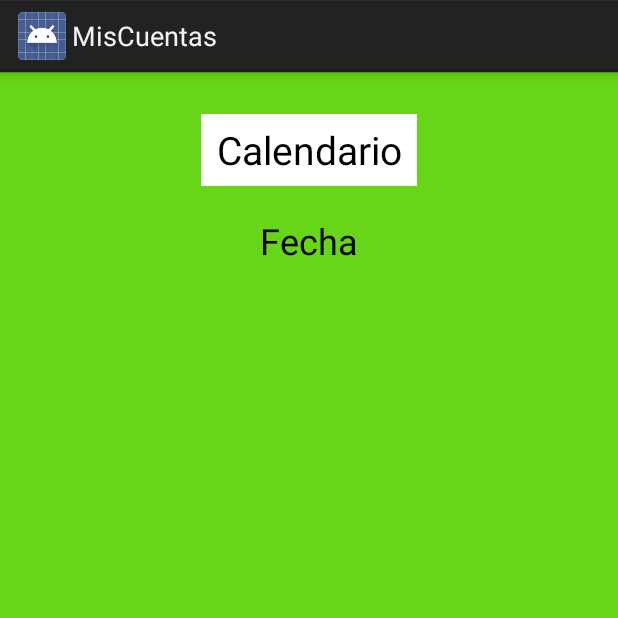
After one commit to bettybonillap/MisCuentas, an Android app: the ConsultaActivity screen opened directly, with no data from a screen before it, on a phone screen of 412 x 824 dp, the top half of it. The commit adds this screen. Run offline under Robolectric (Android 15) with nearby library versions, the phone set to English and light mode, and no system bars; 1 statement that could not run was skipped.

Commit message:
Consulta de transacciones agregada

```diff
--- a/app/build.gradle
+++ b/app/build.gradle
@@ -24,4 +24,5 @@ dependencies {
     testImplementation 'junit:junit:4.12'
     androidTestImplementation 'com.android.support.test:runner:1.0.1'
     androidTestImplementation 'com.android.support.test.espresso:espresso-core:3.0.1'
+    compile 'com.android.support:support-annotations:25.4.0'
 }
--- /dev/null
+++ b/app/src/main/java/com/example/beatr/miscuentas/ConsultaActivity.java
@@ -0,0 +1,109 @@
+package com.example.beatr.miscuentas;
+
+import android.app.Activity;
+import android.content.Intent;
+import android.os.Bundle;
+import android.util.Log;
+import android.view.View;
+import android.widget.Button;
+import android.widget.ListView;
+import android.widget.TextView;
+
+import java.util.ArrayList;
+
+public class ConsultaActivity extends Activity {
+    private TextView date;
+    public ArrayList<Anio> anios;
+    private Button calendar;
+    private CuentasAdapter cuentasAdapter;
+    private ListView listView;
+
+    @Override
+    protected void onCreate(Bundle savedInstanceState) {
+        super.onCreate(savedInstanceState);
+        setContentView(R.layout.activity_consulta);
+        anios=new ArrayList<Anio>();
+        anios= getIntent().getParcelableArrayListExtra("aniolist");
+        date=(TextView)findViewById(R.id.fecha);
+        calendar=(Button)findViewById(R.id.calendario);
+        listView=(ListView) findViewById(R.id.listView);
+        cuentasAdapter= new CuentasAdapter(this, R.layout.cuentas_transacciones_layout, new ArrayList<Transaccion>());
+        listView.setAdapter(cuentasAdapter);
+
+        if(anios.size()!=0){
+
+
+        }else{
+            //return;
+        }
+    }
+
+    private final int REQUEST_CODE=7007;
+
+    public void openCalendar(View view){
+        Intent intent=new Intent(ConsultaActivity.this,CalendarActivity.class);
+        startActivityForResult(intent,REQUEST_CODE);
+    }
+
+    protected void onActivityResult(int requestCode, int resultCode, Intent data) {
+        if(resultCode==RESULT_OK && requestCode==REQUEST_CODE){
+            if(data.hasExtra("date")){
+                //Persona p1=(Persona)data.getSerializableExtra("persona");
+                String fecha= data.getStringExtra("date");
+                date.setText(fecha);
+                int anioA=Integer.parseInt(fecha.substring(fecha.lastIndexOf('/')+1,fecha.length()));
+                int mesA=Integer.parseInt(fecha.substring(fecha.indexOf('/')+1,fecha.lastIndexOf('/')));
+                int diaA=Integer.parseInt(fecha.substring(0,fecha.indexOf('/')));
+                cuentasAdapter.clear();
+                ArrayList<Transaccion> transacciones=findTransacciones(anioA,mesA,diaA);
+                if(transacciones.size()!=0){
+                    for(Transaccion tra:transacciones) {
+                        cuentasAdapter.add(tra);
+                    }
+                }
+
+            }
+        }
+    }
+
+    public ArrayList<Transaccion> findTransacciones(int anioA,int mesA,int diaA){
+        int semanaA=0;
+        switch (diaA){ //saber que semana es
+            case 1: case 2: case 3: case 4: case 5: case 6: case 7:
+                semanaA=1;
+                break;
+            case 8: case 9: case 10: case 11: case 12: case 13: case 14:
+                semanaA=2;
+                break;
+            case 15: case 16: case 17: case 18: case 19: case 20: case 21:
+                semanaA=3;
+                break;
+            case 22: case 23: case 24: case 25: case 26: case 27: case 28:
+                semanaA=4;
+                break;
+            case 29: case 30: case 31:
+                semanaA=5;
+                break;
+        }
+
+        ArrayList<Transaccion> transacciones=new ArrayList<Transaccion>();
+        for (Anio an : anios) {
+            if (an.anio == anioA) {
+                for (Mes me : an.meses) {
+                    if (me.mes == mesA) {
+                        for (Semana sem : me.semanas) {
+                            if (sem.semana == semanaA) {
+                                for (Dia di : sem.dias) {
+                                    if (di.dia == diaA) {
+                                        transacciones=di.transacciones;
+                                    }
+                                }
+                            }
+                        }
+                    }
+                }
+            }
+        }
+        return transacciones;
+    }
+}
--- /dev/null
+++ b/app/src/main/java/com/example/beatr/miscuentas/CuentasAdapter.java
@@ -0,0 +1,39 @@
+package com.example.beatr.miscuentas;
+
+import android.content.Context;
+import android.support.annotation.NonNull;
+import android.support.annotation.Nullable;
+import android.view.LayoutInflater;
+import android.view.View;
+import android.view.ViewGroup;
+import android.widget.ArrayAdapter;
+import android.widget.TextView;
+
+import java.util.List;
+
+/**
+ * Created by beatr on 01/03/2018.
+ */
+
+public class CuentasAdapter extends ArrayAdapter<Transaccion> {
+    private Context context;
+
+    public CuentasAdapter(@NonNull Context context, int resource, @NonNull List<Transaccion> objects) {
+        super(context, resource, objects);
+        this.context=context;
+    }
+
+    @NonNull
+    @Override
+    public View getView(int position, @Nullable View convertView, @NonNull ViewGroup parent) {
+        if(convertView==null){
+            convertView= LayoutInflater.from(context).inflate(R.layout.cuentas_transacciones_layout,parent,false);
+        }
+        Transaccion transaccion=getItem(position);
+        TextView con =(TextView) convertView.findViewById(R.id.concepto);
+        TextView can =(TextView) convertView.findViewById(R.id.cantidad);
+        con.setText(transaccion.concepto);
+        can.setText(Double.toString(transaccion.cantidad));
+        return convertView;
+    }
+}
--- /dev/null
+++ b/app/src/main/res/layout/activity_consulta.xml
@@ -0,0 +1,54 @@
+<?xml version="1.0" encoding="utf-8"?>
+<android.support.constraint.ConstraintLayout xmlns:android="http://schemas.android.com/apk/res/android"
+    xmlns:app="http://schemas.android.com/apk/res-auto"
+    xmlns:tools="http://schemas.android.com/tools"
+    android:layout_width="match_parent"
+    android:layout_height="match_parent"
+    android:background="#67d518"
+    tools:context="com.example.beatr.miscuentas.ConsultaActivity">
+
+    <Button
+        android:id="@+id/calendario"
+        android:layout_width="144dp"
+        android:layout_height="wrap_content"
+        android:layout_marginEnd="8dp"
+        android:layout_marginStart="8dp"
+        android:layout_marginTop="28dp"
+        android:background="@android:color/white"
+        android:onClick="openCalendar"
+        android:text="Calendario"
+        android:textColor="@android:color/background_dark"
+        android:textSize="26sp"
+        app:layout_constraintEnd_toEndOf="parent"
+        app:layout_constraintStart_toStartOf="parent"
+        app:layout_constraintTop_toTopOf="parent" />
+
+    <TextView
+        android:id="@+id/fecha"
+        android:layout_width="wrap_content"
+        android:layout_height="wrap_content"
+        android:layout_marginEnd="8dp"
+        android:layout_marginStart="8dp"
+        android:layout_marginTop="20dp"
+        android:text="Fecha"
+        android:textColor="@android:color/black"
+        android:textSize="24sp"
+        app:layout_constraintEnd_toEndOf="parent"
+        app:layout_constraintStart_toStartOf="parent"
+        app:layout_constraintTop_toBottomOf="@+id/calendario" />
+
+    <ListView
+        android:id="@+id/listView"
+        android:layout_width="368dp"
+        android:layout_height="373dp"
+        android:layout_marginBottom="8dp"
+        android:layout_marginEnd="8dp"
+        android:layout_marginTop="8dp"
+        app:layout_constraintBottom_toBottomOf="parent"
+        app:layout_constraintEnd_toEndOf="parent"
+        app:layout_constraintHorizontal_bias="1.0"
+        app:layout_constraintStart_toStartOf="parent"
+        app:layout_constraintTop_toBottomOf="@+id/fecha"
+        app:layout_constraintVertical_bias="1.0" />
+
+</android.support.constraint.ConstraintLayout>
--- a/app/src/main/res/layout/activity_main.xml
+++ b/app/src/main/res/layout/activity_main.xml
@@ -50,7 +50,7 @@
         android:text="Agregar"
         android:textColor="@android:color/black"
         app:layout_constraintEnd_toEndOf="parent"
-        app:layout_constraintHorizontal_bias="0.642"
+        app:layout_constraintHorizontal_bias="0.379"
         app:layout_constraintStart_toEndOf="@+id/listo"
         app:layout_constraintTop_toBottomOf="@+id/radioGroup" />
 
@@ -63,6 +63,7 @@
         android:layout_marginStart="8dp"
         android:layout_marginTop="8dp"
         android:background="#ff8f26"
+        android:onClick="ready"
         android:text="¡Listo!"
         android:textColor="@android:color/black"
         app:layout_constraintBottom_toBottomOf="parent"
```
Also changed, not shown: app/src/main/AndroidManifest.xml (+3 -4 lines), app/src/main/java/com/example/beatr/miscuentas/Anio.java (+42 -1 lines), app/src/main/java/com/example/beatr/miscuentas/Dia.java (+44 -1 lines), app/src/main/java/com/example/beatr/miscuentas/MainActivity.java (+23 -15 lines), app/src/main/java/com/example/beatr/miscuentas/Mes.java (+41 -1 lines), app/src/main/java/com/example/beatr/miscuentas/Semana.java (+41 -1 lines), app/src/main/java/com/example/beatr/miscuentas/Transaccion.java (+45 -1 lines), app/src/main/res/layout/cuentas_transacciones_layout.xml (added, +66 -0 lines).
